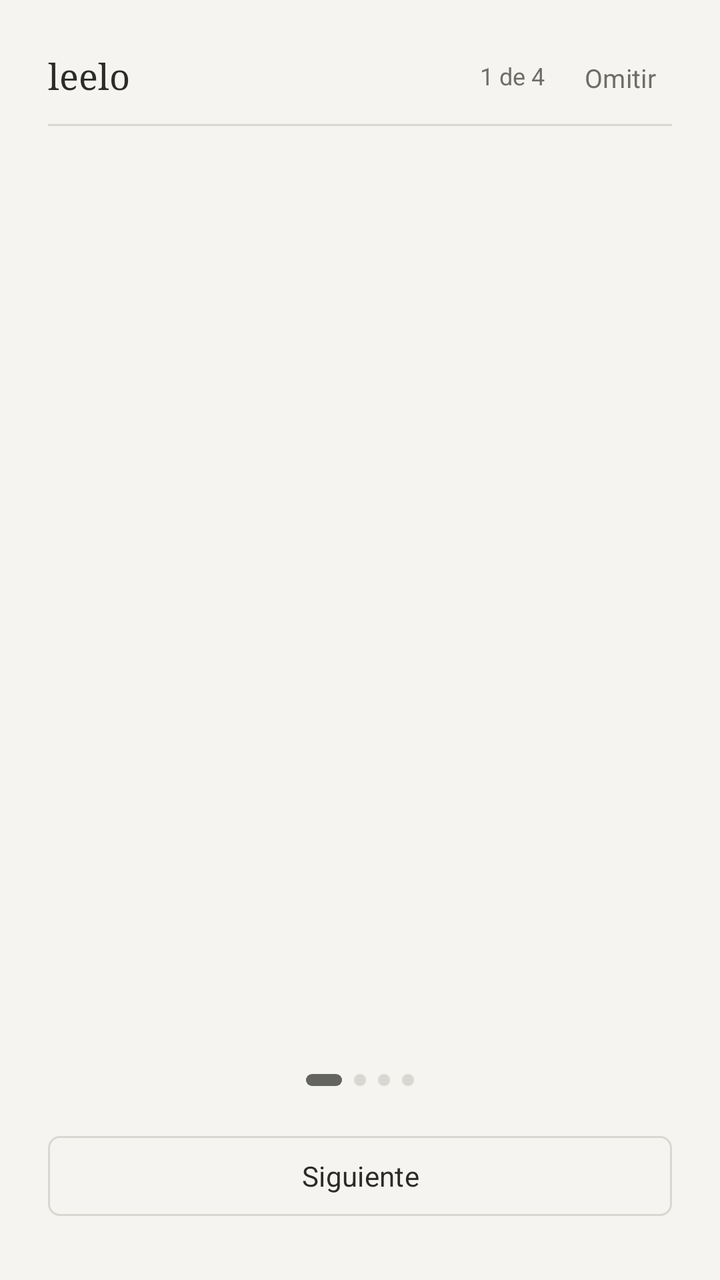
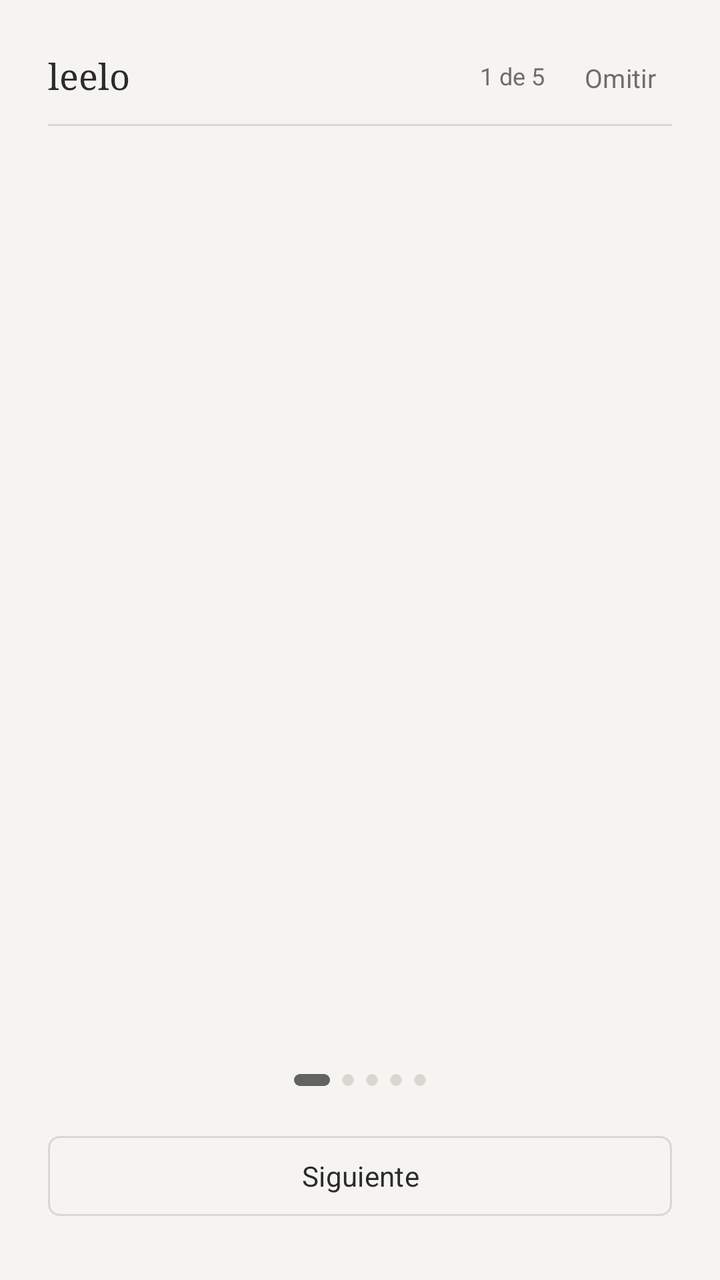

Compare the two renders of this Android layout. The source of the first and the diff that turns it into the second are given below.
<!-- AndroidManifest.xml: activity theme Theme.Leelo.NoActionBar -->
<!-- res/layout/activity_onboarding.xml -->
<?xml version="1.0" encoding="utf-8"?>
<LinearLayout xmlns:android="http://schemas.android.com/apk/res/android"
    android:layout_width="match_parent"
    android:layout_height="match_parent"
    android:background="@color/paper"
    android:orientation="vertical"
    android:paddingStart="24dp"
    android:paddingTop="20dp"
    android:paddingEnd="24dp"
    android:paddingBottom="28dp">

    <LinearLayout
        android:layout_width="match_parent"
        android:layout_height="36dp"
        android:gravity="center_vertical"
        android:orientation="horizontal">

        <TextView
            android:layout_width="0dp"
            android:layout_height="wrap_content"
            android:layout_weight="1"
            android:fontFamily="serif"
            android:text="leelo"
            android:textColor="?attr/colorOnSurface"
            android:textSize="18sp" />

        <TextView
            android:id="@+id/pageIndicator"
            android:layout_width="wrap_content"
            android:layout_height="wrap_content"
            android:layout_marginEnd="12dp"
            android:text="1 de 4"
            android:textColor="?attr/colorOnSurfaceVariant"
            android:textSize="12sp" />

        <com.google.android.material.button.MaterialButton
            android:id="@+id/skipButton"
            style="@style/Widget.Leelo.TextButton"
            android:layout_width="wrap_content"
            android:layout_height="36dp"
            android:minWidth="0dp"
            android:paddingStart="8dp"
            android:paddingEnd="8dp"
            android:text="Omitir"
            android:textSize="13sp" />
    </LinearLayout>

    <View
        android:layout_width="match_parent"
        android:layout_height="1dp"
        android:layout_marginTop="6dp"
        android:background="?attr/colorOutline" />

    <FrameLayout
        android:id="@+id/pageContainer"
        android:layout_width="match_parent"
        android:layout_height="0dp"
        android:layout_weight="1" />

    <LinearLayout
        android:id="@+id/dotsContainer"
        android:layout_width="match_parent"
        android:layout_height="24dp"
        android:gravity="center"
        android:orientation="horizontal">

        <View
            android:id="@+id/dot1"
            android:layout_width="18dp"
            android:layout_height="6dp"
            android:layout_marginEnd="6dp"
            android:background="@drawable/onboarding_dot_selected" />

        <View
            android:id="@+id/dot2"
            android:layout_width="6dp"
            android:layout_height="6dp"
            android:layout_marginEnd="6dp"
            android:background="@drawable/onboarding_dot" />

        <View
            android:id="@+id/dot3"
            android:layout_width="6dp"
            android:layout_height="6dp"
            android:layout_marginEnd="6dp"
            android:background="@drawable/onboarding_dot" />

        <View
            android:id="@+id/dot4"
            android:layout_width="6dp"
            android:layout_height="6dp"
            android:background="@drawable/onboarding_dot" />
    </LinearLayout>

    <com.google.android.material.button.MaterialButton
        android:id="@+id/nextButton"
        style="@style/Widget.Leelo.OutlinedButton"
        android:layout_width="match_parent"
        android:layout_height="48dp"
        android:layout_marginTop="12dp"
        android:text="Siguiente"
        android:textSize="14sp" />

</LinearLayout>
<!-- resources referenced by this layout -->
<resources>
  <color name="paper">#FFF5F4F1</color>
  <!-- drawable onboarding_dot (drawable) -->
  <?xml version="1.0" encoding="utf-8"?>
  <shape xmlns:android="http://schemas.android.com/apk/res/android"
      android:shape="rectangle">
      <solid android:color="?attr/colorOutline" />
      <corners android:radius="3dp" />
      <size android:width="6dp" android:height="6dp" />
  </shape>
  <!-- drawable onboarding_dot_selected (drawable) -->
  <?xml version="1.0" encoding="utf-8"?>
  <shape xmlns:android="http://schemas.android.com/apk/res/android"
      android:shape="rectangle">
      <solid android:color="?attr/colorPrimary" />
      <corners android:radius="3dp" />
      <size android:width="18dp" android:height="6dp" />
  </shape>
  <style name="Widget.Leelo.OutlinedButton" parent="Widget.Material3.Button.OutlinedButton">
          <item name="cornerRadius">6dp</item>
          <item name="strokeWidth">1dp</item>
          <item name="strokeColor">?attr/colorOutline</item>
          <item name="backgroundTint">@android:color/transparent</item>
          <item name="android:textColor">?attr/colorOnSurface</item>
          <item name="android:textAllCaps">false</item>
          <item name="iconTint">?attr/colorOnSurface</item>
          <item name="android:stateListAnimator">@null</item>
      </style>
  <style name="Widget.Leelo.TextButton" parent="Widget.Material3.Button.TextButton">
          <item name="cornerRadius">6dp</item>
          <item name="backgroundTint">@android:color/transparent</item>
          <item name="android:textColor">?attr/colorOnSurfaceVariant</item>
          <item name="android:textAllCaps">false</item>
          <item name="android:stateListAnimator">@null</item>
      </style>
  <style name="Theme.Leelo.NoActionBar" parent="Theme.Leelo">
          <item name="windowActionBar">false</item>
          <item name="windowNoTitle">true</item>
      </style>
  <style name="Theme.Leelo" parent="Base.Theme.Leelo" />
  <style name="Base.Theme.Leelo" parent="Theme.Material3.DayNight.NoActionBar">
          <item name="colorPrimary">@color/accent</item>
          <item name="colorOnPrimary">@color/accent_on</item>
          <item name="colorSecondary">@color/accent</item>
          <item name="colorOnSecondary">@color/accent_on</item>
  
          <item name="android:colorBackground">@color/paper</item>
          <item name="colorOnBackground">@color/ink</item>
          <item name="colorSurface">@color/paper</item>
          <item name="colorOnSurface">@color/ink</item>
          <item name="colorSurfaceVariant">@color/paper</item>
          <item name="colorOnSurfaceVariant">@color/ink_muted</item>
          <item name="colorOutline">@color/line</item>
          <item name="colorOutlineVariant">@color/line</item>
          <item name="colorPrimaryContainer">@color/paper</item>
          <item name="colorSecondaryContainer">@color/paper</item>
  
          <item name="android:statusBarColor">@color/paper</item>
          <item name="android:windowLightStatusBar" tools:targetApi="m">true</item>
          <item name="android:navigationBarColor">@color/paper</item>
          <item name="android:windowBackground">@color/paper</item>
  
          <item name="android:fontFamily">sans-serif</item>
      </style>
  <color name="accent">#FF63635F</color>
  <color name="accent_on">#FFF5F4F1</color>
  <color name="ink">#FF2B2B28</color>
  <color name="ink_muted">#FF6E6E69</color>
  <color name="line">#FFD8D7D2</color>
</resources>

<!-- the commit's change to res/layout/activity_onboarding.xml (unified diff, before → after) -->
@@ -29,7 +29,7 @@
             android:layout_width="wrap_content"
             android:layout_height="wrap_content"
             android:layout_marginEnd="12dp"
-            android:text="1 de 4"
+            android:text="1 de 5"
             android:textColor="?attr/colorOnSurfaceVariant"
             android:textSize="12sp" />
 
@@ -89,6 +89,13 @@
             android:id="@+id/dot4"
             android:layout_width="6dp"
             android:layout_height="6dp"
+            android:layout_marginEnd="6dp"
+            android:background="@drawable/onboarding_dot" />
+
+        <View
+            android:id="@+id/dot5"
+            android:layout_width="6dp"
+            android:layout_height="6dp"
             android:background="@drawable/onboarding_dot" />
     </LinearLayout>
 
